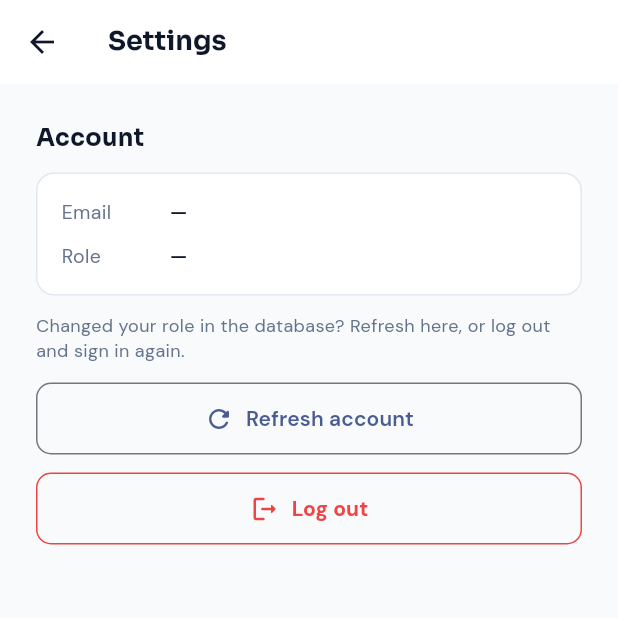
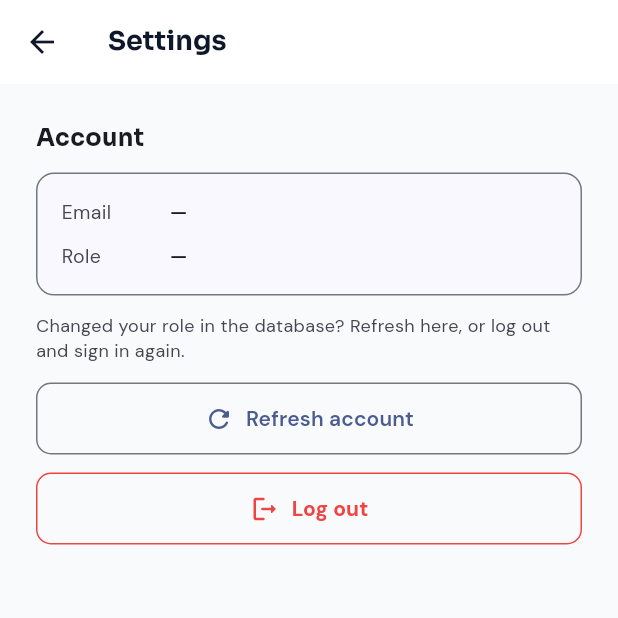
Before and after one commit to tintwym/novora_flutter, a Flutter app: the SettingsScreen screen opened by its route, on a phone screen of 412 x 824 dp, the top half of it. Run offline on Flutter 3.47's test engine with Material 3 defaults, Android fonts, the light colour scheme and no system bars; our stand-ins replace cookie_jar, dio, dio_cookie_manager, fl_chart, flutter_dotenv, flutter_secure_storage and 2 more; missing offline and left inert: sunrise_sunset_calc; accounts and stored records are empty; network calls fail; statements that could not run were skipped.

Commit message:
Updates codes

```diff
--- a/lib/core/storage/local_storage.dart
+++ b/lib/core/storage/local_storage.dart
@@ -21,7 +21,6 @@ class LocalStorage {
 
   static const _kToken = 'auth_token';
   static const _kUser = 'auth_user_json';
-
   String? get authToken => _prefs.getString(_kToken);
   set authToken(String? v) {
     if (v == null) {
--- a/lib/core/theme/app_text_styles.dart
+++ b/lib/core/theme/app_text_styles.dart
@@ -4,9 +4,9 @@ import 'package:google_fonts/google_fonts.dart';
 import '../constants/app_colors.dart';
 
 abstract final class AppTextStyles {
-  static TextStyle appBarTitle() => GoogleFonts.sora(
+  static TextStyle appBarTitle({Color? color}) => GoogleFonts.sora(
         fontSize: 18,
         fontWeight: FontWeight.w700,
-        color: AppColors.navy,
+        color: color ?? AppColors.navy,
       );
 }
--- a/lib/features/dashboard/screens/dashboard_screen.dart
+++ b/lib/features/dashboard/screens/dashboard_screen.dart
@@ -194,7 +194,7 @@ class _DashboardScreenState extends State<DashboardScreen> {
   @override
   Widget build(BuildContext context) {
     return Scaffold(
-      backgroundColor: AppColors.bg,
+      backgroundColor: Theme.of(context).scaffoldBackgroundColor,
       body: ListenableBuilder(
         listenable: Listenable.merge([_controller, SessionNotifier.instance]),
         builder: (context, _) {
@@ -218,7 +218,7 @@ class _DashboardScreenState extends State<DashboardScreen> {
                 );
               }
               return Scaffold(
-                backgroundColor: AppColors.bg,
+                backgroundColor: Theme.of(context).scaffoldBackgroundColor,
                 drawer: Drawer(
                   child: AppSidebar(
                     items: _navItems(),
--- a/lib/features/settings/screens/settings_screen.dart
+++ b/lib/features/settings/screens/settings_screen.dart
@@ -24,6 +24,7 @@ class _SettingsScreenState extends State<SettingsScreen> {
       context: context,
       barrierDismissible: true,
       builder: (ctx) {
+        final scheme = Theme.of(ctx).colorScheme;
         return AlertDialog(
           shape: RoundedRectangleBorder(borderRadius: BorderRadius.circular(16)),
           title: Text(
@@ -31,7 +32,7 @@ class _SettingsScreenState extends State<SettingsScreen> {
             style: GoogleFonts.sora(
               fontSize: 18,
               fontWeight: FontWeight.w700,
-              color: AppColors.navy,
+              color: scheme.onSurface,
             ),
           ),
           content: Text(
@@ -39,7 +40,7 @@ class _SettingsScreenState extends State<SettingsScreen> {
             style: GoogleFonts.dmSans(
               fontSize: 14,
               height: 1.45,
-              color: AppColors.textMuted,
+              color: scheme.onSurfaceVariant,
             ),
           ),
           actionsPadding: const EdgeInsets.fromLTRB(16, 0, 16, 16),
@@ -50,7 +51,7 @@ class _SettingsScreenState extends State<SettingsScreen> {
                 'Cancel',
                 style: GoogleFonts.dmSans(
                   fontWeight: FontWeight.w600,
-                  color: AppColors.textMuted,
+                  color: scheme.onSurfaceVariant,
                 ),
               ),
             ),
@@ -123,6 +124,9 @@ class _SettingsScreenState extends State<SettingsScreen> {
   }
 
   Widget _buildBody(BuildContext context, String email, String role) {
+    final scheme = Theme.of(context).colorScheme;
+    final cardColor = Theme.of(context).cardColor;
+
     final body = SingleChildScrollView(
       padding: const EdgeInsets.all(24),
       child: Align(
@@ -137,30 +141,34 @@ class _SettingsScreenState extends State<SettingsScreen> {
                 style: GoogleFonts.sora(
                   fontSize: 16,
                   fontWeight: FontWeight.w700,
-                  color: AppColors.navy,
+                  color: scheme.onSurface,
                 ),
               ),
               const SizedBox(height: 12),
               Container(
                 padding: const EdgeInsets.all(16),
                 decoration: BoxDecoration(
-                  color: Colors.white,
+                  color: cardColor,
                   borderRadius: BorderRadius.circular(12),
-                  border: Border.all(color: AppColors.border),
+                  border: Border.all(color: scheme.outline),
                 ),
                 child: Column(
                   crossAxisAlignment: CrossAxisAlignment.start,
                   children: [
-                    _row('Email', email.isEmpty ? '—' : email),
+                    _row(context, 'Email', email.isEmpty ? '—' : email),
                     const SizedBox(height: 10),
-                    _row('Role', role),
+                    _row(context, 'Role', role),
                   ],
                 ),
               ),
               const SizedBox(height: 12),
               Text(
                 'Changed your role in the database? Refresh here, or log out and sign in again.',
-                style: GoogleFonts.dmSans(fontSize: 12, color: AppColors.textMuted, height: 1.4),
+                style: GoogleFonts.dmSans(
+                  fontSize: 12,
+                  color: scheme.onSurfaceVariant,
+                  height: 1.4,
+                ),
               ),
               const SizedBox(height: 12),
               OutlinedButton.icon(
@@ -206,21 +214,21 @@ class _SettingsScreenState extends State<SettingsScreen> {
     );
 
     if (widget.embeddedInShell) {
-      return ColoredBox(color: AppColors.bg, child: body);
+      return ColoredBox(
+        color: Theme.of(context).scaffoldBackgroundColor,
+        child: body,
+      );
     }
     return Scaffold(
       appBar: AppBar(
         title: Text('Settings', style: GoogleFonts.sora(fontWeight: FontWeight.w700)),
-        foregroundColor: AppColors.navy,
-        backgroundColor: Colors.white,
-        elevation: 0,
       ),
-      backgroundColor: AppColors.bg,
       body: body,
     );
   }
 
-  Widget _row(String label, String value) {
+  Widget _row(BuildContext context, String label, String value) {
+    final scheme = Theme.of(context).colorScheme;
     return Row(
       crossAxisAlignment: CrossAxisAlignment.start,
       children: [
@@ -228,7 +236,7 @@ class _SettingsScreenState extends State<SettingsScreen> {
           width: 72,
           child: Text(
             label,
-            style: GoogleFonts.dmSans(fontSize: 13, color: AppColors.textMuted),
+            style: GoogleFonts.dmSans(fontSize: 13, color: scheme.onSurfaceVariant),
           ),
         ),
         Expanded(
@@ -237,7 +245,7 @@ class _SettingsScreenState extends State<SettingsScreen> {
             style: GoogleFonts.dmSans(
               fontSize: 13,
               fontWeight: FontWeight.w600,
-              color: AppColors.navy,
+              color: scheme.onSurface,
             ),
           ),
         ),
--- a/pubspec.yaml
+++ b/pubspec.yaml
@@ -44,6 +44,7 @@ dependencies:
   cookie_jar: ^4.0.9
   dio_cookie_manager: ^3.4.0
   path_provider: ^2.1.5
+  sunrise_sunset_calc: ^3.0.0
 
 dev_dependencies:
   flutter_test:
```
Also changed, not shown: lib/core/theme/app_theme.dart (+45 -3 lines), lib/core/theme/gmt_daylight_schedule.dart (added, +36 -0 lines), lib/core/theme/theme_notifier.dart (added, +69 -0 lines), lib/main.dart (+8 -1 lines), pubspec.lock, 1 other file.
